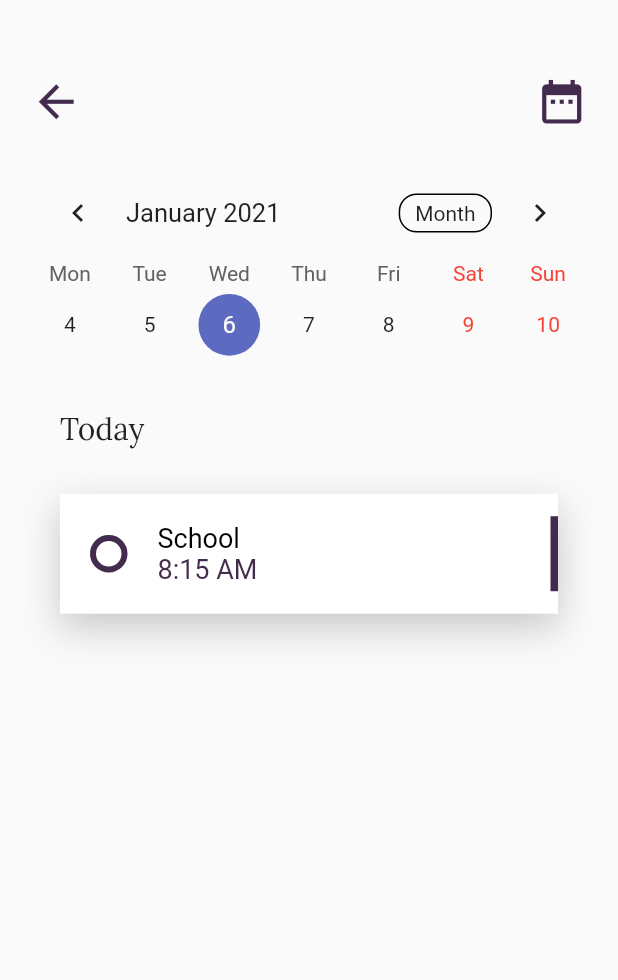
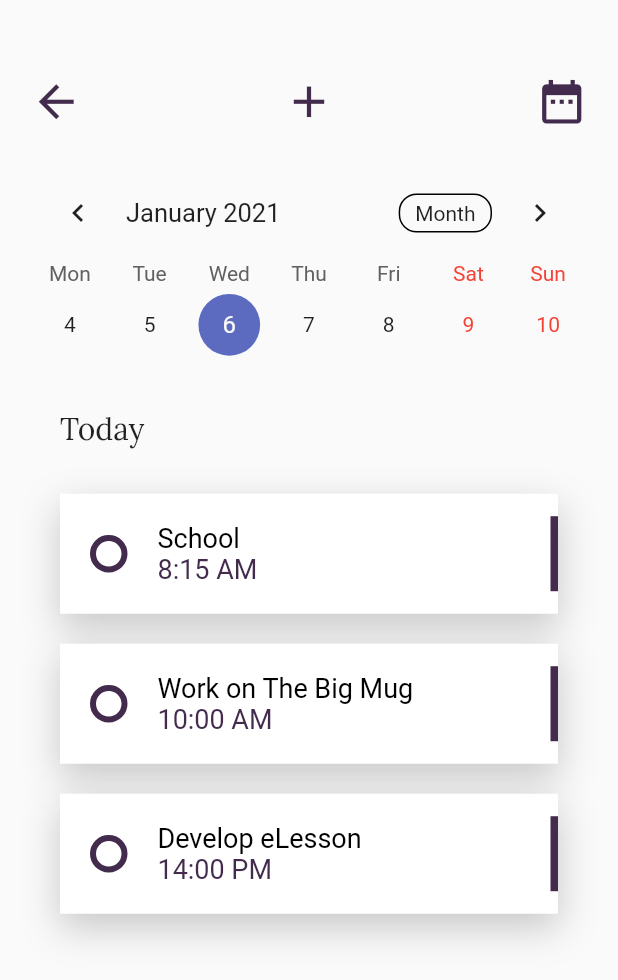
Before and after one commit to Lunari8546/eLesson, a Flutter app: the SchedulePage screen opened directly, after a tap on the "today" icon, on a phone screen of 412 x 824 dp. Shown: the top 980 px of the screen. Run offline on Flutter 3.47's test engine with Material 2 defaults, Android fonts, the phone set to English and light mode, and no system bars; drawn by our look-alikes of flutter_slidable, table_calendar; our stand-ins replace double_back_to_close_app, firebase_auth, firebase_core, google_fonts; missing offline and left inert: awesome_page_transitions; accounts and stored records are empty; network calls fail.

Commit message:
6th January, 2021

```diff
--- a/lib/views/auth.dart
+++ b/lib/views/auth.dart
@@ -147,7 +147,7 @@ class _AuthState extends State<Auth> {
                         ),
                         SizedBox(height: 24),
                         Text(
-                          "Study from anywhere with your friends.",
+                          "Study anywhere with your friends.",
                           style: GoogleFonts.titilliumWeb(
                             color: _headingColor,
                             fontSize: 20,
--- a/lib/views/functions/schedulepage.dart
+++ b/lib/views/functions/schedulepage.dart
@@ -9,6 +9,7 @@ import 'package:table_calendar/table_calendar.dart';
 
 // Widgets Import
 import '../../widgets/buttons/iconbutton.dart';
+import '../../widgets/buttons/listbutton.dart';
 
 class SchedulePage extends StatefulWidget {
   @override
@@ -33,6 +34,54 @@ class _SchedulePageState extends State<SchedulePage> {
                   buttonIcon: Icons.arrow_back,
                   buttonFunction: () => {
                     Navigator.pop(context)
+                  }
+                ),
+                IconBtn(
+                  buttonIcon: Icons.add,
+                  buttonFunction: () => {
+                    showDialog(
+                      context: context,
+                      builder: (_) => new AlertDialog(
+                        insetPadding: EdgeInsets.symmetric(vertical: 100, horizontal: 90),
+                        title: new Text("Add new..."),
+                        content: new Column(
+                          mainAxisAlignment: MainAxisAlignment.center,
+                          children: <Widget>[
+                            ProfileListItem(
+                              icon: Icons.label,
+                              settingText: "Task",
+                              function: () => {
+                                Navigator.of(context).pop()
+                              }
+                            ),
+                            SizedBox(height: 20),
+                            ProfileListItem(
+                              icon: Icons.list,
+                              settingText: "List",
+                              function: () => {
+                                Navigator.of(context).pop()
+                              }
+                            ),
+                            SizedBox(height: 20),
+                            ProfileListItem(
+                              icon: Icons.notes,
+                              settingText: "Note",
+                              function: () => {
+                                Navigator.of(context).pop()
+                              }
+                            )
+                          ],
+                        ),
+                        actions: <Widget>[
+                          FlatButton(
+                            child: Text('Cancel'),
+                            onPressed: () {
+                              Navigator.of(context).pop();
+                            },
+                          )
+                        ],
+                      )
+                    )
                   }
                 ),
                 if (!_calendarMode)
@@ -110,6 +159,16 @@ class _MonthState extends State<Month> {
                     mainTheme_purple,
                     "School",
                     "8:15 AM"
+                  ),
+                  taskWidget(
+                    mainTheme_purple,
+                    "Work on The Big Mug",
+                    "10:00 AM"
+                  ),
+                  taskWidget(
+                    mainTheme_purple,
+                    "Develop eLesson",
+                    "14:00 PM"
                   )
                 ],
               ),
@@ -129,11 +188,52 @@ class Today extends StatefulWidget {
 class _TodayState extends State<Today> {
   @override
   Widget build(BuildContext context) {
-    return Column(
+    return Expanded(
+      child: Column(
         children: <Widget> [
           SizedBox(height: 25),
-
+          Expanded(
+            child: SingleChildScrollView(
+                physics: BouncingScrollPhysics(),
+                child: Column(
+                  crossAxisAlignment: CrossAxisAlignment.start,
+                  children: <Widget>[
+                    SizedBox(height: 10),
+                    Container(
+                      padding: EdgeInsets.all(20),
+                      child: Column(
+                        crossAxisAlignment: CrossAxisAlignment.start,
+                        children: <Widget>[
+                          Text(
+                            "Today",
+                            style: GoogleFonts.lora(
+                              fontSize: 20
+                            )
+                          )
+                        ],
+                      ),
+                    ),
+                    taskWidget(
+                      mainTheme_purple,
+                      "School",
+                      "8:15 AM"
+                    ),
+                    taskWidget(
+                      mainTheme_purple,
+                      "Work on The Big Mug",
+                      "10:00 AM"
+                    ),
+                    taskWidget(
+                      mainTheme_purple,
+                      "Develop eLesson",
+                      "14:00 PM"
+                    )
+                  ],
+                ),
+            ),
+          )
         ]
+      ),
     );
   }
 }
@@ -207,13 +307,17 @@ Slidable taskWidget(Color color, String title, String time) {
         caption: "Edit",
         color: Colors.white,
         icon: Icons.edit,
-      onTap: (){},
+        onTap: () => {
+
+        },
       ),
       IconSlideAction(
         caption: "Delete",
         color: color,
-      icon: Icons.edit,
-      onTap: (){},
+        icon: Icons.delete,
+        onTap: () => {
+
+        },
       )
     ],
   );
```
Also changed, not shown: lib/views/menu/settings.dart (+1 -48 lines), lib/widgets/buttons/listbutton.dart (added, +54 -0 lines). Lines whose indentation alone changed are shown as unchanged.
